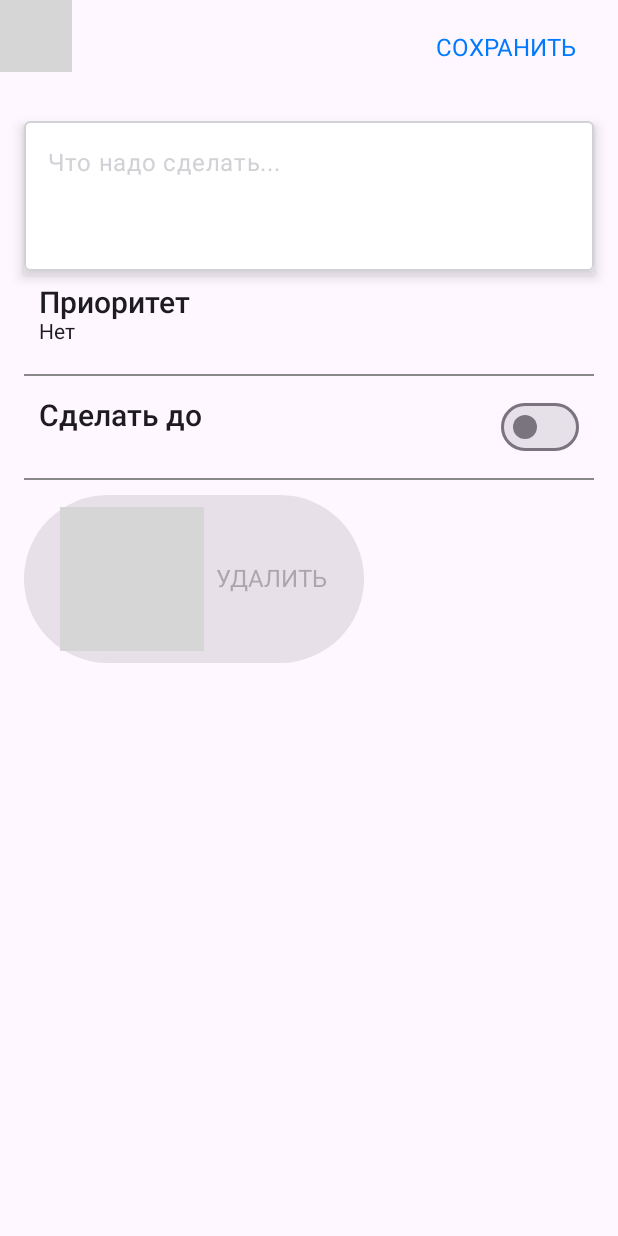
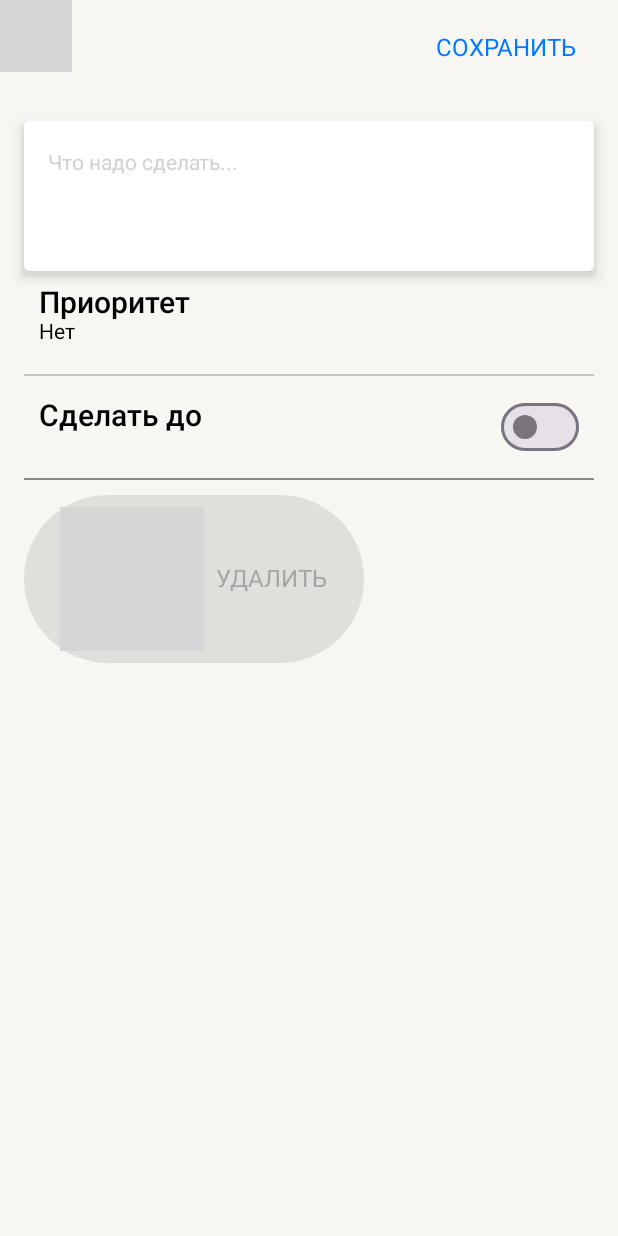
Before and after one commit to Mobile-Developement-School-23/android-todoapp-marbjorn, an Android app built with Jetpack Compose: the composable AddTaskScreen shown on its own in the app's theme, on a phone screen of 412 x 824 dp. Run offline under Robolectric (Android 15) with nearby library versions, the phone set to English and light mode, and no system bars; our stand-ins replace Room's generated code; libraries missing offline, so code that uses them is left out: com.google.accompanist.themeadapter, com.maxkeppeker.sheets, com.maxkeppeler.sheets; 3 statements that could not run were skipped; grey boxes are pictures that could not be loaded.

Commit message:
add apptheme

```diff
--- a/app/build.gradle
+++ b/app/build.gradle
@@ -104,4 +104,8 @@ dependencies {
     implementation 'com.maxkeppeler.sheets-compose-dialogs:core:1.0.2'
     implementation 'com.maxkeppeler.sheets-compose-dialogs:calendar:1.0.2'
 
+    def themeadapter_version = "0.30.1"
+    implementation "com.google.accompanist:accompanist-themeadapter-appcompat:$themeadapter_version"
+    implementation "com.google.accompanist:accompanist-themeadapter-material3:$themeadapter_version"
+    implementation "com.google.accompanist:accompanist-themeadapter-material:$themeadapter_version"
 }
--- a/app/src/main/AndroidManifest.xml
+++ b/app/src/main/AndroidManifest.xml
@@ -12,7 +12,7 @@
         android:icon="@mipmap/ic_launcher"
         android:label="@string/app_name"
         android:supportsRtl="true"
-        android:theme="@style/Theme.AppCompat.DayNight.NoActionBar"
+        android:theme="@style/Theme.ToDoApp"
         tools:targetApi="31">
         <activity
             android:name=".app.MainActivity"
--- a/app/src/main/java/com/example/todoapp/fragments/addtask/AddTaskCompose.kt
+++ b/app/src/main/java/com/example/todoapp/fragments/addtask/AddTaskCompose.kt
@@ -29,6 +29,7 @@ import androidx.compose.material3.Surface
 import androidx.compose.material3.Switch
 import androidx.compose.material3.Text
 import androidx.compose.material3.TopAppBar
+import androidx.compose.material3.TopAppBarDefaults
 import androidx.compose.runtime.Composable
 import androidx.compose.runtime.MutableState
 import androidx.compose.runtime.getValue
@@ -42,23 +43,26 @@ import androidx.compose.ui.draw.shadow
 import androidx.compose.ui.graphics.Color
 import androidx.compose.ui.graphics.RectangleShape
 import androidx.compose.ui.platform.LocalContext
+import androidx.compose.ui.res.colorResource
 import androidx.compose.ui.res.painterResource
 import androidx.compose.ui.res.stringResource
 import androidx.compose.ui.tooling.preview.Preview
 import androidx.compose.ui.unit.dp
+import androidx.compose.ui.window.DialogProperties
 import androidx.navigation.NavController
 import com.example.todoapp.R
-import com.example.todoapp.fragments.addtask.theme.colors
-import com.example.todoapp.fragments.addtask.theme.customTypography
 import com.example.todoapp.fragments.addtask.theme.spacings
 import com.example.todoapp.model.Priority
 import com.example.todoapp.model.TodoItemData
 import com.example.todoapp.vm.AddTaskEvent
 import com.example.todoapp.vm.AddTaskModel
 import com.example.todoapp.vm.AddTaskModelFactory
+import com.google.accompanist.themeadapter.appcompat.AppCompatTheme
 import com.maxkeppeker.sheets.core.models.base.rememberSheetState
 import com.maxkeppeler.sheets.calendar.CalendarDialog
+import com.maxkeppeler.sheets.calendar.models.CalendarConfig
 import com.maxkeppeler.sheets.calendar.models.CalendarSelection
+import com.maxkeppeler.sheets.calendar.models.CalendarStyle
 import java.text.SimpleDateFormat
 import java.time.ZoneOffset
 import java.util.Calendar
@@ -106,7 +110,8 @@ fun AddTaskScreen (
                 deadlineDate = date.atStartOfDay().toEpochSecond(ZoneOffset.UTC) * 1000
                 deadlineString = stringDate(deadlineDate)
             }
-        })
+        }
+    )
 
     val verticalScrollState = rememberScrollState()
     val alpha: Int by animateIntAsState(if (verticalScrollState.value > 0) 12 else 0)
@@ -132,6 +137,9 @@ fun AddTaskScreen (
             ) {
                 TopAppBar(
                     title = {},
+                    colors = TopAppBarDefaults.topAppBarColors(
+                        containerColor = MaterialTheme.colorScheme.primary
+                    ),
                     navigationIcon = {
                         IconButton(onClick = {   //close button
                             navController.navigate(R.id.action_addTaskFragment_to_todoListFragment)
@@ -166,8 +174,8 @@ fun AddTaskScreen (
                         ) {
                             Text(
                                 text = stringResource(id = R.string.save).uppercase(),
-                                color = MaterialTheme.colors.blue,
-                                style = MaterialTheme.customTypography.buttonText
+                                color = colorResource(id = R.color.blue),
+                                style = MaterialTheme.typography.labelMedium
                             )
                         }
                     })
@@ -186,16 +194,16 @@ fun AddTaskScreen (
             OutlinedTextField( //text field
                 value = textValue,
                 colors = OutlinedTextFieldDefaults.colors(
-                    focusedContainerColor = MaterialTheme.colors.white,
-                    unfocusedContainerColor = MaterialTheme.colors.white,
-                    focusedBorderColor = MaterialTheme.colors.grayLight,
-                    unfocusedBorderColor = MaterialTheme.colors.grayLight
+                    focusedContainerColor = MaterialTheme.colorScheme.primaryContainer,
+                    unfocusedContainerColor = MaterialTheme.colorScheme.primaryContainer,
+                    focusedBorderColor = MaterialTheme.colorScheme.primaryContainer,
+                    unfocusedBorderColor = MaterialTheme.colorScheme.primaryContainer
                 ),
                 onValueChange = { textValue = it },
                 placeholder = {
                     Text(
                         "Что надо сделать...",
-                        color = MaterialTheme.colors.grayLight
+                        color = colorResource(id = R.color.gray_light)
                     )
                 },
                 modifier = Modifier
@@ -220,7 +228,7 @@ fun AddTaskScreen (
             ) {
                 Text( //Importance label
                     stringResource(id = R.string.importance),
-                    style = MaterialTheme.customTypography.title
+                    style = MaterialTheme.typography.headlineMedium
                 )
                 DropdownMenu( //Dropdown menu
                     expanded = dropdownMenuExpanded,
@@ -230,7 +238,7 @@ fun AddTaskScreen (
                     Text(stringResource(
                         id = R.string.priority_high
                     ),
-                        color = MaterialTheme.colors.red,
+                        color = colorResource(id = R.color.red),
                         modifier = Modifier
                             .padding(bottom = MaterialTheme.spacings.smallPadding)
                             .clickable {
@@ -260,7 +268,7 @@ fun AddTaskScreen (
                 // current priority
                 Text(
                     text = stringPriorityResource(priority = priorityValue),
-                    style = MaterialTheme.customTypography.subhead
+                    style = MaterialTheme.typography.headlineSmall
                 )
 
             }
@@ -269,7 +277,7 @@ fun AddTaskScreen (
                 modifier = Modifier
                     .fillMaxWidth()
                     .padding(vertical = 10.dp),
-                color = Color.Gray
+                color = colorResource(id = R.color.support_separator)
             )
 
             //deadline section
@@ -284,9 +292,9 @@ fun AddTaskScreen (
                     //subsection with date labels
                     Text(
                         stringResource(id = R.string.date),
-                        style = MaterialTheme.customTypography.title
+                        style = MaterialTheme.typography.headlineMedium
                     )
-                    Text(deadlineString, style = MaterialTheme.customTypography.subhead)
+                    Text(deadlineString, style = MaterialTheme.typography.headlineSmall)
                 }
                 //spacing between subsection and switch
                 Spacer(Modifier.weight(1f))
@@ -326,7 +334,7 @@ fun AddTaskScreen (
                 },
                 colors = ButtonDefaults.buttonColors(
                     containerColor = Color.Transparent,
-                    contentColor = MaterialTheme.colors.red
+                    contentColor = colorResource(id = R.color.red)
                 )
             ) {
                 Icon(
@@ -336,7 +344,7 @@ fun AddTaskScreen (
                 )
                 Text(
                     text = stringResource(id = R.string.delete).uppercase(),
-                    style = MaterialTheme.customTypography.buttonText
+                    style = MaterialTheme.typography.labelMedium
                 )
             }
         }
--- a/app/src/main/java/com/example/todoapp/fragments/addtask/CustomAppTheme.kt
+++ b/app/src/main/java/com/example/todoapp/fragments/addtask/CustomAppTheme.kt
@@ -5,30 +5,60 @@ import androidx.compose.foundation.isSystemInDarkTheme
 import androidx.compose.material3.ColorScheme
 import androidx.compose.material3.ExperimentalMaterial3Api
 import androidx.compose.material3.MaterialTheme
+import androidx.compose.material3.Typography
 import androidx.compose.material3.darkColorScheme
 import androidx.compose.material3.lightColorScheme
 import androidx.compose.runtime.Composable
+import androidx.compose.runtime.Immutable
 import androidx.compose.runtime.compositionLocalOf
+import androidx.compose.ui.graphics.Color
+import androidx.compose.ui.res.colorResource
+import androidx.compose.ui.res.fontResource
+import androidx.compose.ui.text.TextStyle
+import androidx.compose.ui.text.font.FontWeight
 import androidx.compose.ui.tooling.preview.Preview
 import androidx.compose.ui.tooling.preview.PreviewParameter
-import com.example.todoapp.fragments.addtask.theme.LocalColorsDark
-import com.example.todoapp.fragments.addtask.theme.LocalColorsLight
+import androidx.core.content.res.ResourcesCompat
+import com.example.todoapp.R
 import com.example.todoapp.fragments.addtask.theme.LocalSpacing
-import com.example.todoapp.fragments.addtask.theme.LocalTypography
+import com.example.todoapp.fragments.addtask.theme.body
+import com.example.todoapp.fragments.addtask.theme.buttonText
+import com.example.todoapp.fragments.addtask.theme.largeTitle
+import com.example.todoapp.fragments.addtask.theme.subhead
+import com.example.todoapp.fragments.addtask.theme.title
+import com.google.accompanist.themeadapter.material.MdcTheme
 
 
 @OptIn(ExperimentalMaterial3Api::class)
 @Preview(uiMode = UI_MODE_NIGHT_YES)
 @Composable
 fun AppTheme (darkTheme: Boolean = isSystemInDarkTheme(), content: @Composable () -> Unit = {}) {
-    val colorScheme = if (darkTheme) LocalColorsDark else LocalColorsLight
-    val colors = colorScheme.current
-    val typography = LocalTypography.current
-    val spacing = LocalSpacing.current
+
+    val typography = Typography(
+        headlineLarge = largeTitle,
+        headlineMedium = title,
+        bodyLarge = body,
+        labelMedium = buttonText,
+        headlineSmall = subhead
+    )
+
+    val colorScheme = lightColorScheme(
+        primary = colorResource(id = R.color.back_primary),
+        onPrimary = colorResource(id = R.color.label_primary),
+        primaryContainer = colorResource(id = R.color.back_secondary),
+        secondary = colorResource(id = R.color.back_secondary),
+        onSecondary = colorResource(id = R.color.label_secondary),
+        onTertiary = colorResource(id = R.color.label_tertiary),
+        surface = colorResource(id = R.color.back_secondary),
+        background = colorResource(id = R.color.back_primary),
+        onBackground = colorResource(id = R.color.label_secondary),
+        surfaceTint = colorResource(id = R.color.label_primary),
+        inverseSurface = colorResource(id = R.color.label_primary)
+    )
 
     MaterialTheme(
-        content = content
+        colorScheme = colorScheme,
+        content = content,
+        typography = typography
     )
-
-    //AddTaskScreen()
 }
--- a/app/src/main/java/com/example/todoapp/fragments/addtask/theme/Colors.kt
+++ b/app/src/main/java/com/example/todoapp/fragments/addtask/theme/Colors.kt
@@ -9,17 +9,16 @@ import androidx.compose.runtime.compositionLocalOf
 import androidx.compose.ui.graphics.Color
 import androidx.compose.ui.graphics.colorspace.ColorModel
 import androidx.compose.ui.graphics.colorspace.ColorSpace
+import androidx.compose.ui.platform.LocalContext
 import androidx.compose.ui.res.colorResource
+import androidx.core.content.ContextCompat
 import androidx.core.graphics.toColorInt
 import com.example.todoapp.R
-
+/*
 @Immutable
 data class CustomColorsLight (
-    val separator : Color = Color(color = parseColor("#33000000")),
+    val separator : Color = Color(color = ContextCompat.getColor(LocalContext.current, R.color.support_separator)),
     val overlay : Color = Color(color = parseColor("#0F000000")),
-    val labelPrimary : Color = Color(color = parseColor("#00000000")),
-    val laberSecondary : Color = Color(color = parseColor("#99000000")),
-    val labelTertiary : Color = Color(color = parseColor("#4D000000")),
     val labelDisable : Color = Color(color = parseColor("#26000000")),
     val red : Color = Color(color = parseColor("#FF3B30")),
     val green : Color = Color(color = parseColor("#34C759")),
@@ -27,8 +26,6 @@ data class CustomColorsLight (
     val gray : Color = Color(color = parseColor("#8E8E93")),
     val grayLight : Color = Color(color = parseColor("#D1D1D6")),
     val white : Color = Color(color = parseColor("#FFFFFF")),
-    val backPrimary : Color = Color(color = parseColor("#F7F6F2")),
-    val backSecondary : Color = Color(color = parseColor("#FFFFFF")),
     val backElevated : Color = Color(color = parseColor("#FFFFFF")),
 )
 
@@ -78,4 +75,4 @@ data class CustomColorsDark (
     val backElevated : Color = Color(color = parseColor("#3C3C3F")),
 )
 
-val LocalColorsDark = compositionLocalOf { CustomColorsDark() }
+val LocalColorsDark = compositionLocalOf { CustomColorsDark() }*/
--- a/app/src/main/java/com/example/todoapp/fragments/addtask/theme/Typography.kt
+++ b/app/src/main/java/com/example/todoapp/fragments/addtask/theme/Typography.kt
@@ -10,53 +10,37 @@ import androidx.compose.ui.text.font.FontFamily
 import androidx.compose.ui.text.font.FontWeight
 import androidx.compose.ui.unit.sp
 
-val _largeTitle = TextStyle(
+val largeTitle = TextStyle(
     fontFamily = FontFamily.SansSerif,
     fontWeight = FontWeight.Medium,
     fontSize = 32.sp,
     lineHeight = 39.sp
 )
 
-val _title = TextStyle(
+val title = TextStyle(
     fontFamily = FontFamily.SansSerif,
     fontWeight = FontWeight.Medium,
     fontSize = 20.sp,
     lineHeight = 32.sp
 )
 
-val _body = TextStyle(
+val body = TextStyle(
     fontFamily = FontFamily.SansSerif,
     fontWeight = FontWeight.Normal,
     fontSize = 14.sp,
     lineHeight = 24.sp
 )
 
-val _buttonText = TextStyle(
+val buttonText = TextStyle(
     fontFamily = FontFamily.SansSerif,
     fontWeight = FontWeight.Normal,
     fontSize = 16.sp,
     lineHeight = 20.sp
 )
 
-val _subhead = TextStyle(
+val subhead = TextStyle(
     fontFamily = FontFamily.SansSerif,
     fontWeight = FontWeight.Normal,
     fontSize = 14.sp,
     lineHeight = 20.sp
 )
-
-@Immutable
-data class CustomTypography(
-    val bodyText : TextStyle = _body,
-    val buttonText : TextStyle = _buttonText,
-    val largeTitle : TextStyle = _largeTitle,
-    val title : TextStyle = _title,
-    val subhead : TextStyle = _subhead
-)
-
-val LocalTypography = compositionLocalOf { CustomTypography() }
-
-val MaterialTheme.customTypography : CustomTypography
-    @Composable
-    @ReadOnlyComposable
-    get() = LocalTypography.current
--- a/app/src/main/java/com/example/todoapp/fragments/todolist/TodoListViewController.kt
+++ b/app/src/main/java/com/example/todoapp/fragments/todolist/TodoListViewController.kt
@@ -43,16 +43,12 @@ class TodoListViewController @Inject constructor(
             LinearLayoutManager(fragment.requireActivity().applicationContext, LinearLayoutManager.VERTICAL, false)
         rvTodolist.layoutManager = layoutManager
 
-        val scroller = LinearSmoothScroller(fragment.requireContext())
-        layoutManager.isSmoothScrollbarEnabled = true
         viewModel.listOfItems.observe(lifecycleOwner){
             newList ->
                 val count = newList.filter { it.done }.size
                 val str = fragment.requireActivity().getString(R.string.str_done, count)
                 tvDoneCount.setText(str)
                 adapter.setList(newList!!.filter { (!it.done && !isDoneShown) || isDoneShown })
-                scroller.setTargetPosition(0)
-                layoutManager.startSmoothScroll(scroller)
         }
     }
 
--- a/app/src/main/res/layout/fragment_todo_list.xml
+++ b/app/src/main/res/layout/fragment_todo_list.xml
@@ -1,6 +1,7 @@
 <?xml version="1.0" encoding="utf-8"?>
 <androidx.coordinatorlayout.widget.CoordinatorLayout xmlns:android="http://schemas.android.com/apk/res/android"
     android:layout_width="match_parent"
+    android:animateLayoutChanges="true"
     android:layout_height="match_parent"
     android:id="@+id/coordinator"
     xmlns:app="http://schemas.android.com/apk/res-auto"
@@ -14,10 +15,10 @@
         <com.google.android.material.appbar.CollapsingToolbarLayout
             android:layout_width="match_parent"
             android:layout_height="110dp"
-            app:titleTextAppearance="@style/LargeTitle"
             app:layout_scrollFlags="scroll|snap|exitUntilCollapsed"
             app:expandedTitleMarginStart="35dp"
             app:expandedTitleMarginBottom="40dp"
+            android:background="@color/back_primary"
             >
 
             <TextView
@@ -41,7 +42,7 @@
                 app:popupTheme="@style/ThemeOverlay.AppCompat.Dark"
                 app:menu="@menu/menu_todolist"
                 android:layout_gravity="bottom"
-                app:title="My tasks"/>
+                app:title="My tasks" />
 
         </com.google.android.material.appbar.CollapsingToolbarLayout>
     </com.google.android.material.appbar.AppBarLayout>
--- a/app/src/main/res/values-night/themes.xml
+++ b/app/src/main/res/values-night/themes.xml
@@ -1,9 +1,9 @@
 <resources xmlns:tools="http://schemas.android.com/tools">
     <!-- Base application theme. -->
-    <style name="Theme.ToDoApp" parent="Theme.MaterialComponents.DayNight.DarkActionBar">
+    <style name="Theme.ToDoApp" parent="Theme.MaterialComponents.DayNight.NoActionBar">
         <!-- Primary brand color. -->
-        <item name="colorPrimary">@color/back_primary</item>
-        <item name="colorPrimaryVariant">@color/back_elevated</item>
+        <item name="colorPrimaryContainer">@color/back_primary</item>
+        <item name="colorAccent">@color/back_elevated</item>
         <item name="colorOnPrimary">@color/label_primary</item>
         <!-- Secondary brand color. -->
         <item name="colorSecondary">@color/back_secondary</item>
--- a/app/src/main/res/values/themes.xml
+++ b/app/src/main/res/values/themes.xml
@@ -2,15 +2,15 @@
     <!-- Base application theme. -->
     <style name="Theme.ToDoApp" parent="Theme.MaterialComponents.DayNight.NoActionBar">
         <!-- Primary brand color. -->
-        <item name="colorPrimary">@color/back_primary</item>
-        <item name="colorPrimaryVariant">@color/back_elevated</item>
+        <item name="colorPrimaryContainer">@color/back_primary</item>
+        <item name="colorAccent">@color/back_elevated</item>
         <item name="colorOnPrimary">@color/label_primary</item>
         <!-- Secondary brand color. -->
         <item name="colorSecondary">@color/back_secondary</item>
         <item name="colorSecondaryVariant">@color/back_elevated</item>
         <item name="colorOnSecondary">@color/label_secondary</item>
         <!-- Status bar color. -->
-        <item name="android:statusBarColor">?attr/colorPrimaryVariant</item>
+        <item name="android:statusBarColor">@color/label_primary</item>
         <!-- Customize your theme here. -->
     </style>
 </resources>
```
Also changed, not shown: app/src/main/java/com/example/todoapp/fragments/addtask/AddTaskFragment.kt (+17 -2 lines), app/src/main/res/navigation/nav_graph.xml (+9 -2 lines), app/src/main/res/values/typography.xml (+5 -5 lines).
